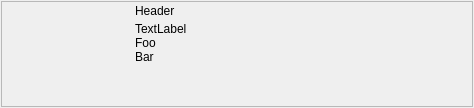
Old version of the form resources/rect_widget.ui in the repository shotgunsoftware/tk-multi-shotgunpanel.
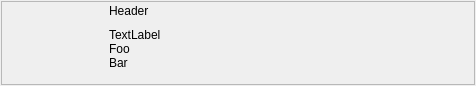
New version of the form. Icons and pictures are not drawn.

Diff of the .ui file:
```diff
--- a/resources/rect_widget.ui
+++ b/resources/rect_widget.ui
@@ -6,8 +6,8 @@
    <rect>
     <x>0</x>
     <y>0</y>
-    <width>474</width>
-    <height>108</height>
+    <width>476</width>
+    <height>86</height>
    </rect>
   </property>
   <property name="windowTitle">
@@ -30,7 +30,7 @@
      </property>
      <layout class="QHBoxLayout" name="horizontalLayout_2">
       <property name="spacing">
-       <number>4</number>
+       <number>10</number>
       </property>
       <property name="leftMargin">
        <number>1</number>
@@ -48,19 +48,16 @@
        <widget class="QLabel" name="thumbnail">
         <property name="minimumSize">
          <size>
-          <width>128</width>
-          <height>100</height>
+          <width>96</width>
+          <height>75</height>
          </size>
         </property>
         <property name="maximumSize">
          <size>
-          <width>128</width>
-          <height>100</height>
+          <width>96</width>
+          <height>75</height>
          </size>
         </property>
-        <property name="styleSheet">
-         <string notr="true">margin: 10px</string>
-        </property>
         <property name="text">
          <string/>
         </property>
```
